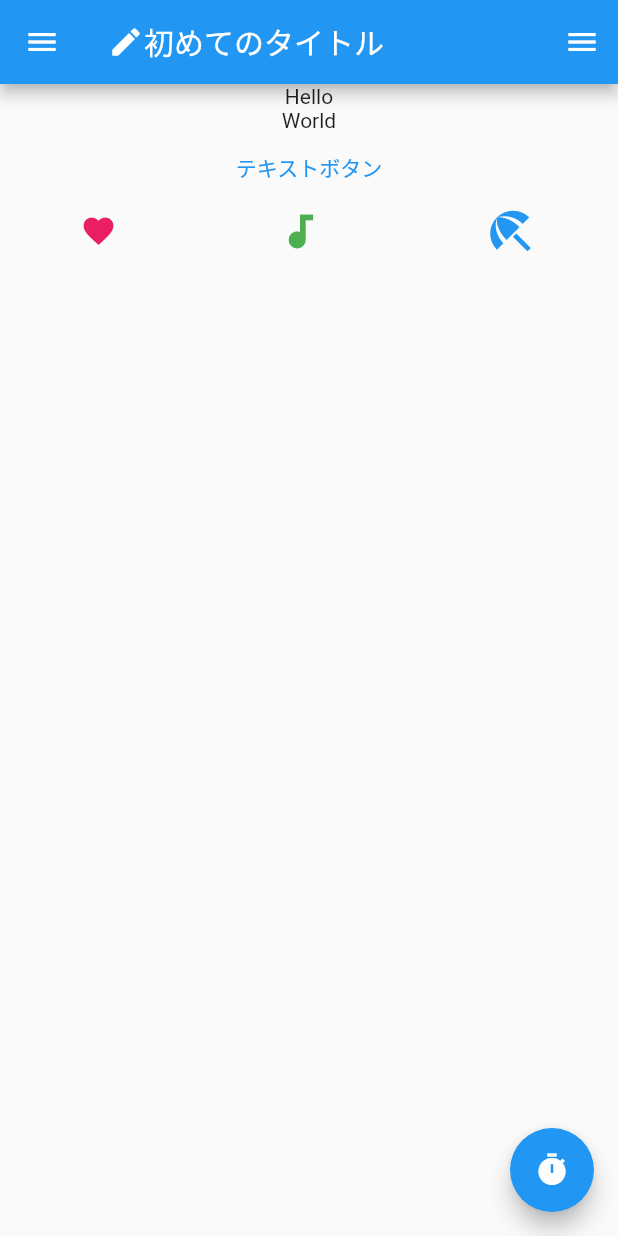
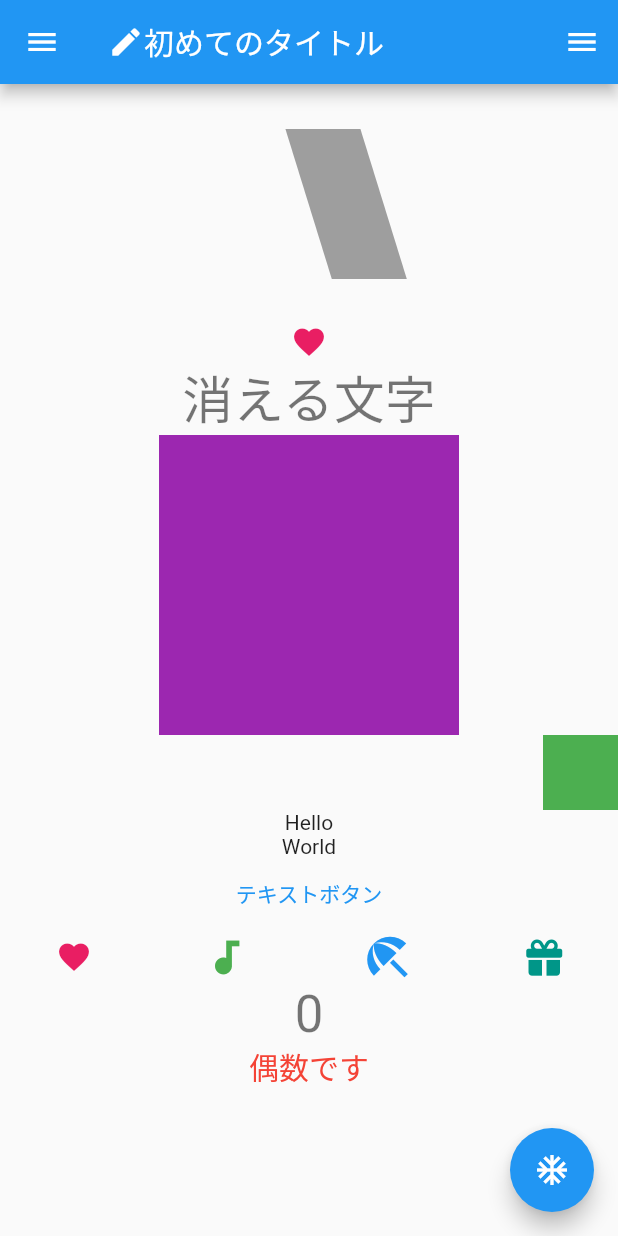
Before and after one commit to Tokoroteen/flutter_application_1, a Flutter app: the screen it shows after launch, on a phone screen of 412 x 824 dp. Run offline on Flutter 3.47's test engine with Material 2 defaults, Android fonts, the phone set to English and light mode, and no system bars; our stand-ins replace font_awesome_flutter.

Commit message:
chapter2 05

```diff
--- a/lib/main.dart
+++ b/lib/main.dart
@@ -1,4 +1,5 @@
 import 'package:flutter/material.dart';
+import 'package:font_awesome_flutter/font_awesome_flutter.dart';
 
 void main() {
   runApp(const MyApp());
@@ -13,15 +14,6 @@ class MyApp extends StatelessWidget {
     return MaterialApp(
       title: 'Flutter Demo',
       theme: ThemeData(
-        // This is the theme of your application.
-        //
-        // Try running your application with "flutter run". You'll see the
-        // application has a blue toolbar. Then, without quitting the app, try
-        // changing the primarySwatch below to Colors.green and then invoke
-        // "hot reload" (press "r" in the console where you ran "flutter run",
-        // or simply save your changes to "hot reload" in a Flutter IDE).
-        // Notice that the counter didn't reset back to zero; the application
-        // is not restarted.
         primarySwatch: Colors.blue,
       ),
       home: const MyHomePage(title: 'Flutter Demo Home Page'),
@@ -31,44 +23,30 @@ class MyApp extends StatelessWidget {
 
 class MyHomePage extends StatefulWidget {
   const MyHomePage({super.key, required this.title});
-
-  // This widget is the home page of your application. It is stateful, meaning
-  // that it has a State object (defined below) that contains fields that affect
-  // how it looks.
-
-  // This class is the configuration for the state. It holds the values (in this
-  // case the title) provided by the parent (in this case the App widget) and
-  // used by the build method of the State. Fields in a Widget subclass are
-  // always marked "final".
-
   final String title;
-
   @override
   State<MyHomePage> createState() => _MyHomePageState();
 }
 
 class _MyHomePageState extends State<MyHomePage> {
+  bool _flag = false;
+
+  // ボタンクリック時にフラグを切り替える
+  _click() async {
+    setState(() {
+      _flag = !_flag;
+    });
+  }
+
   int _counter = 0;
-
   void _incrementCounter() {
     setState(() {
-      // This call to setState tells the Flutter framework that something has
-      // changed in this State, which causes it to rerun the build method below
-      // so that the display can reflect the updated values. If we changed
-      // _counter without calling setState(), then the build method would not be
-      // called again, and so nothing would appear to happen.
       _counter++;
     });
   }
 
   @override
   Widget build(BuildContext context) {
-    // This method is rerun every time setState is called, for instance as done
-    // by the _incrementCounter method above.
-    //
-    // The Flutter framework has been optimized to make rerunning build methods
-    // fast, so that you can just rebuild anything that needs updating rather
-    // than having to individually change instances of widgets.
     return Scaffold(
       appBar: AppBar(
         // Here we take the value from the MyHomePage object that was created by
@@ -82,6 +60,53 @@ class _MyHomePageState extends State<MyHomePage> {
       ),
       body: Column(
         children: [
+          Column(
+            mainAxisAlignment: MainAxisAlignment.center,
+            children: <Widget>[
+              AnimatedContainer(
+                  duration: const Duration(seconds: 3),
+                  width: _flag ? 100 : 50,
+                  height: _flag ? 50 : 100,
+                  padding: _flag
+                      ? const EdgeInsets.all(0)
+                      : const EdgeInsets.all(30),
+                  margin: _flag
+                      ? const EdgeInsets.all(0)
+                      : const EdgeInsets.all(30),
+                  transform: _flag ? Matrix4.skewX(0.0) : Matrix4.skewX(0.3),
+                  color: _flag ? Colors.blue : Colors.grey),
+              AnimatedSwitcher(
+                  duration: const Duration(seconds: 3),
+                  child: _flag
+                      ? const Text("なにもない")
+                      : const Icon(Icons.favorite, color: Colors.pink))
+            ],
+          ),
+          Column(
+            mainAxisAlignment: MainAxisAlignment.center,
+            children: <Widget>[
+              AnimatedOpacity(
+                  opacity: _flag ? 0.1 : 1.0,
+                  duration: const Duration(seconds: 3),
+                  child: Text(
+                    "消える文字",
+                    style: Theme.of(context).textTheme.headline4,
+                  )),
+              AnimatedSize(
+                  duration: const Duration(seconds: 3),
+                  child: SizedBox(
+                      width: _flag ? 50 : 200,
+                      height: _flag ? 50 : 200,
+                      child: Container(color: Colors.purple))),
+              AnimatedAlign(
+                  duration: const Duration(seconds: 3),
+                  alignment: _flag ? Alignment.topLeft : Alignment.bottomRight,
+                  child: SizedBox(
+                      width: 50,
+                      height: 50,
+                      child: Container(color: Colors.green)))
+            ],
+          ),
           const Text("Hello"),
           const Text("World"),
           TextButton(
@@ -105,13 +130,21 @@ class _MyHomePageState extends State<MyHomePage> {
                 color: Colors.blue,
                 size: 36.0,
               ),
+              Icon(FontAwesomeIcons.gift, color: Colors.teal)
             ],
-          )
+          ),
+          Text(
+            '$_counter',
+            style: Theme.of(context).textTheme.headline4,
+          ),
+          if (_counter % 2 == 0)
+            const Text('偶数です',
+                style: TextStyle(fontSize: 20, color: Colors.red))
         ],
       ),
       floatingActionButton: FloatingActionButton(
-        onPressed: () => {print("押したね？")},
-        child: const Icon(Icons.timer),
+        onPressed: _click,
+        child: const Icon(Icons.ac_unit_outlined),
       ),
       drawer: const Drawer(child: Center(child: Text("Drawer"))),
       endDrawer: const Drawer(child: Center(child: Text("endDrawer"))),
--- a/pubspec.yaml
+++ b/pubspec.yaml
@@ -40,6 +40,7 @@ dependencies:
 dev_dependencies:
   flutter_test:
     sdk: flutter
+  font_awesome_flutter: ^10.1.0
 
   # The "flutter_lints" package below contains a set of recommended lints to
   # encourage good coding practices. The lint set provided by the package is
```
Also changed, not shown: pubspec.lock.
